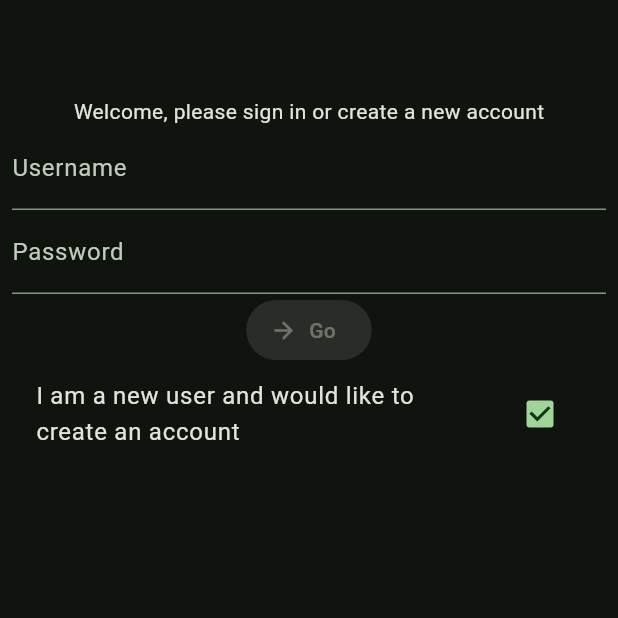
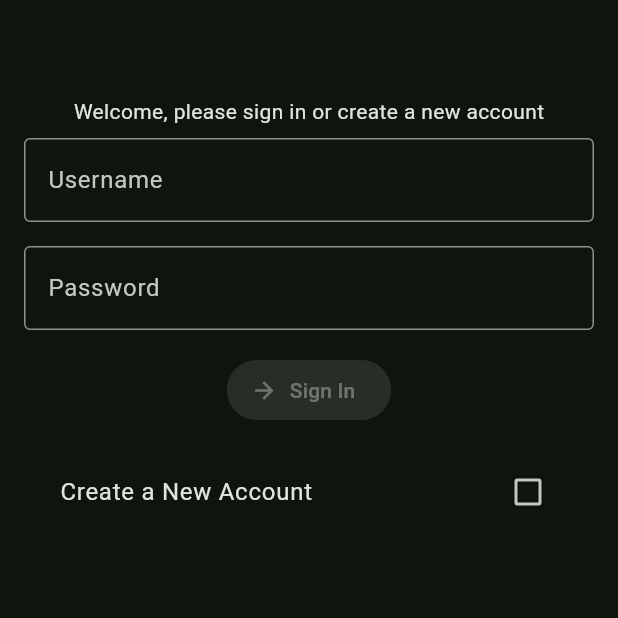
Before and after one commit to aymswick/auggy, a Flutter app: the screen it shows after launch, on a phone screen of 412 x 824 dp, the top half of it. Run offline on Flutter 3.47's test engine with Material 3 defaults, Android fonts, the phone set to English and light mode, and no system bars; our stand-ins replace bloc, equatable, flutter_bloc, logger, percent_indicator, supabase_flutter and 1 more; accounts and stored records are empty.

Commit message:
Add signout function

```diff
--- a/lib/main.dart
+++ b/lib/main.dart
@@ -1,3 +1,5 @@
+// ignore_for_file: use_build_context_synchronously
+
 import 'package:auggy/auggy_repository/auggy_repository.dart';
 import 'package:auggy/day/bloc/day_bloc.dart';
 import 'package:auggy/day/view/day_view.dart';
@@ -19,25 +21,52 @@ Future<void> main() async {
   runApp(MyApp());
 }
 
-class MyApp extends StatelessWidget {
+final navigatorKey = GlobalKey<NavigatorState>(); // Create the GlobalKey
+
+class MyApp extends StatefulWidget {
   const MyApp({super.key});
 
-  // This widget is the root of your application.
+  @override
+  State<MyApp> createState() => _MyAppState();
+}
+
+class _MyAppState extends State<MyApp> {
+  @override
+  void initState() {
+    super.initState();
+    _setupAuthListener();
+  }
+
+  void _setupAuthListener() {
+    Supabase.instance.client.auth.onAuthStateChange.listen((data) {
+      final event = data.event;
+      if (event == AuthChangeEvent.signedOut) {
+        navigatorKey.currentState!
+            .pushNamedAndRemoveUntil('/login', (route) => false);
+      } else if (event == AuthChangeEvent.signedIn) {
+        navigatorKey.currentState!.pushReplacementNamed('/home');
+      }
+    });
+  }
+
   @override
   Widget build(BuildContext context) {
     return MaterialApp(
+        navigatorKey: navigatorKey,
         title: 'Auggy',
         theme: ThemeData(
             colorScheme: ColorScheme.fromSeed(
                 brightness: Brightness.dark, seedColor: Colors.green),
             useMaterial3: true,
-      ),
-      home: Supabase.instance.client.auth.currentSession != null
-          ? BlocProvider(
+            inputDecorationTheme:
+                InputDecorationTheme(border: OutlineInputBorder())),
+        routes: {
+          '/login': (context) => OnboardingView(),
+          '/home': (context) => BlocProvider(
                 create: (context) => DayBloc(auggyRepo)..add(ZonesFetched()),
                 child: DayView(),
-            )
-          : OnboardingView(),
-    );
+              ),
+        },
+        initialRoute: '/login');
   }
 }
--- a/lib/onboarding/onboarding.dart
+++ b/lib/onboarding/onboarding.dart
@@ -10,7 +10,7 @@ class OnboardingView extends StatefulWidget {
 }
 
 class _OnboardingViewState extends State<OnboardingView> {
-  bool isNewUser = true;
+  bool isNewUser = false;
 
   @override
   Widget build(BuildContext context) {
@@ -22,13 +22,18 @@ class _OnboardingViewState extends State<OnboardingView> {
           children: [
             Text('Welcome, please sign in or create a new account'),
             LoginSignupView(isNewUser),
-            CheckboxListTile(
-                title:
-                    Text('I am a new user and would like to create an account'),
+            Padding(
+              padding: const EdgeInsets.all(8.0),
+              child: CheckboxListTile(
+                  title: Padding(
+                    padding: const EdgeInsets.all(8.0),
+                    child: Text('Create a New Account'),
+                  ),
                   value: isNewUser,
                   onChanged: (value) => setState(() {
                         isNewUser = value ?? false;
-                    }))
+                      })),
+            )
           ],
         ),
       ),
@@ -51,23 +56,32 @@ class _LoginSignupViewState extends State<LoginSignupView> {
 
   @override
   Widget build(BuildContext context) {
+    final theme = Theme.of(context);
     return Column(
       children: [
-        TextFormField(
+        Padding(
+          padding: const EdgeInsets.all(8.0),
+          child: TextFormField(
             decoration: InputDecoration(label: Text('Username')),
             onChanged: (value) => setState(
               () => _email = value,
             ),
           ),
-        TextFormField(
+        ),
+        Padding(
+          padding: const EdgeInsets.all(8.0),
+          child: TextFormField(
             decoration: InputDecoration(label: Text('Password')),
             obscureText: true,
             onChanged: (value) => setState(
               () => _password = value,
             ),
           ),
-        ElevatedButton.icon(
-          label: Text('Go'),
+        ),
+        Padding(
+          padding: const EdgeInsets.all(8.0),
+          child: ElevatedButton.icon(
+            label: Text(widget.isNewUser ? 'Sign Up' : 'Sign In'),
             icon: Icon(Icons.arrow_forward),
             onPressed: (_email != null &&
                     _email!.isNotEmpty &&
@@ -82,8 +96,10 @@ class _LoginSignupViewState extends State<LoginSignupView> {
                         ScaffoldMessenger.of(context)
                           ..clearSnackBars()
                           ..showSnackBar(SnackBar(
-                            content: Text(
-                                'Welcome, ${response.user?.email}, ${response.session}')));
+                              backgroundColor: Colors.green,
+                              content:
+                                  Text('Welcome, ${response.user?.email}')));
+                        Navigator.of(context).pushReplacementNamed('/home');
                       }
                     } else {
                       final response = await Supabase.instance.client.auth
@@ -94,12 +110,15 @@ class _LoginSignupViewState extends State<LoginSignupView> {
                         ScaffoldMessenger.of(context)
                           ..clearSnackBars()
                           ..showSnackBar(SnackBar(
-                            content: Text(
-                                'Welcome, ${response.user?.email}, ${response.session}')));
+                              backgroundColor: Colors.green,
+                              content:
+                                  Text('Welcome, ${response.user?.email}')));
+                        Navigator.of(context).pushReplacementNamed('/home');
                       }
                     }
                   }
                 : null,
+          ),
         )
       ],
     );
--- a/pubspec.yaml
+++ b/pubspec.yaml
@@ -43,7 +43,6 @@ dependencies:
   timeago: ^3.7.0
   supabase_flutter: ^2.8.2
   intl: ^0.19.0
-  cast: ^2.1.0
   collection: ^1.19.0
 
 dev_dependencies:
```
Also changed, not shown: lib/day/view/day_view.dart (+10 -71 lines), lib/extensions.dart (+11 -0 lines), pubspec.lock, 3 other files. Lines whose indentation alone changed are shown as unchanged.
